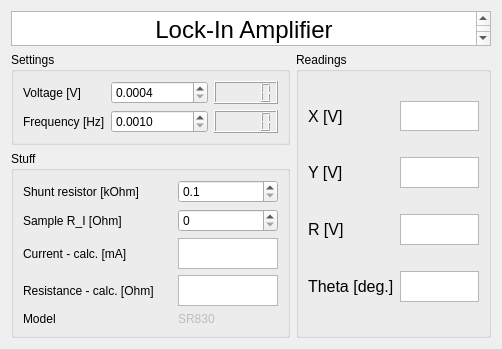
Cryostat-GUI/Cryostat-GUI, file LockIn/LockIn_control.ui: the form before one commit.
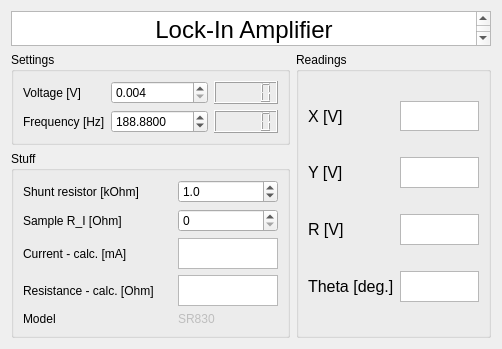
The form after the commit.

Patch:
```diff
--- a/LockIn/LockIn_control.ui
+++ b/LockIn/LockIn_control.ui
@@ -30,10 +30,10 @@
       <item row="0" column="1">
        <widget class="QDoubleSpinBox" name="spinSetVoltage_V">
         <property name="decimals">
-         <number>4</number>
+         <number>3</number>
         </property>
         <property name="minimum">
-         <double>0.000400000000000</double>
+         <double>0.004000000000000</double>
         </property>
         <property name="maximum">
          <double>5.000000000000000</double>
@@ -61,6 +61,9 @@
         <property name="maximum">
          <double>102000.000000000000000</double>
         </property>
+        <property name="value">
+         <double>188.879999999999995</double>
+        </property>
        </widget>
       </item>
       <item row="0" column="2">
@@ -239,6 +242,9 @@
         <property name="minimum">
          <double>0.100000000000000</double>
         </property>
+        <property name="value">
+         <double>1.000000000000000</double>
+        </property>
        </widget>
       </item>
       <item row="3" column="0">
```
